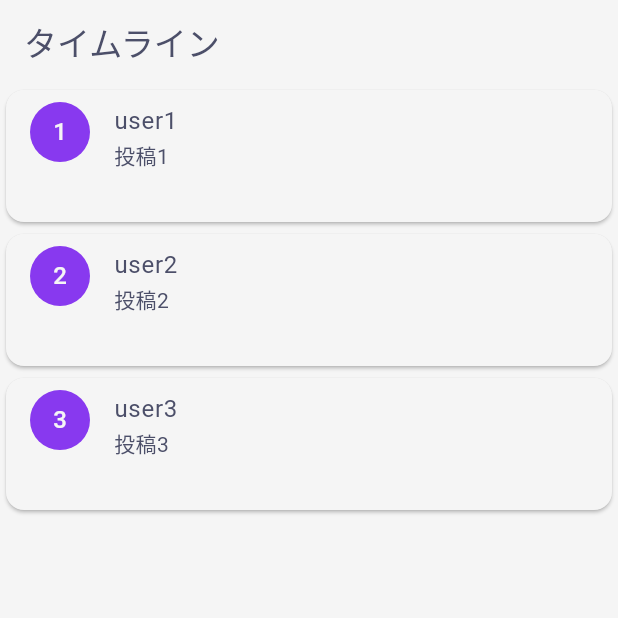
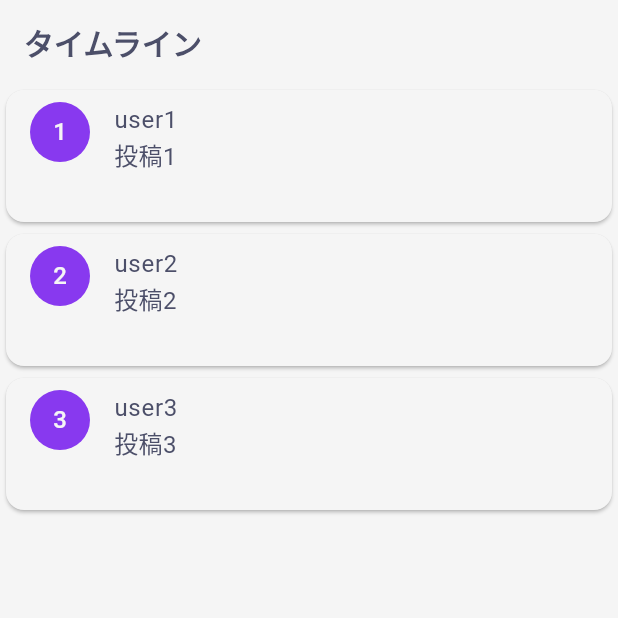
Before and after one commit to mixigroup/2025BeginnerTrainingFlutter, a Flutter app: the screen it shows after launch, on a phone screen of 412 x 824 dp, the top half of it. Run offline on Flutter 3.47's test engine with Material 3 defaults, Android fonts, the light colour scheme and no system bars.

Commit message:
feat: アプリのカスタムテキストスタイルを作成してTextThemeを更新

```diff
--- a/minisocial/lib/main.dart
+++ b/minisocial/lib/main.dart
@@ -1,6 +1,7 @@
 import 'package:flutter/material.dart';
 import 'package:minisocial/pages/timeline/page.dart';
 import 'package:minisocial/themes/colors.dart';
+import 'package:minisocial/themes/fonts.dart';
 
 void main() {
   runApp(const MyApp());
@@ -31,6 +32,7 @@
         // This works for code too, not just values: Most code changes can be
         // tested with just a hot reload.
         colorScheme: AppColors.toColorScheme(),
+        textTheme: AppTextStyles.toTextTheme(),
       ),
       home: const TimelinePage(),
     );
--- /dev/null
+++ b/minisocial/lib/themes/fonts.dart
@@ -0,0 +1,11 @@
+import 'package:flutter/material.dart';
+
+class AppTextStyles {
+  static const title = TextStyle(fontSize: 20, fontWeight: FontWeight.bold);
+  static const body = TextStyle(fontSize: 16);
+
+  /// TextTheme を生成
+  static TextTheme toTextTheme() {
+    return const TextTheme(bodyMedium: body, titleLarge: title);
+  }
+}
```
